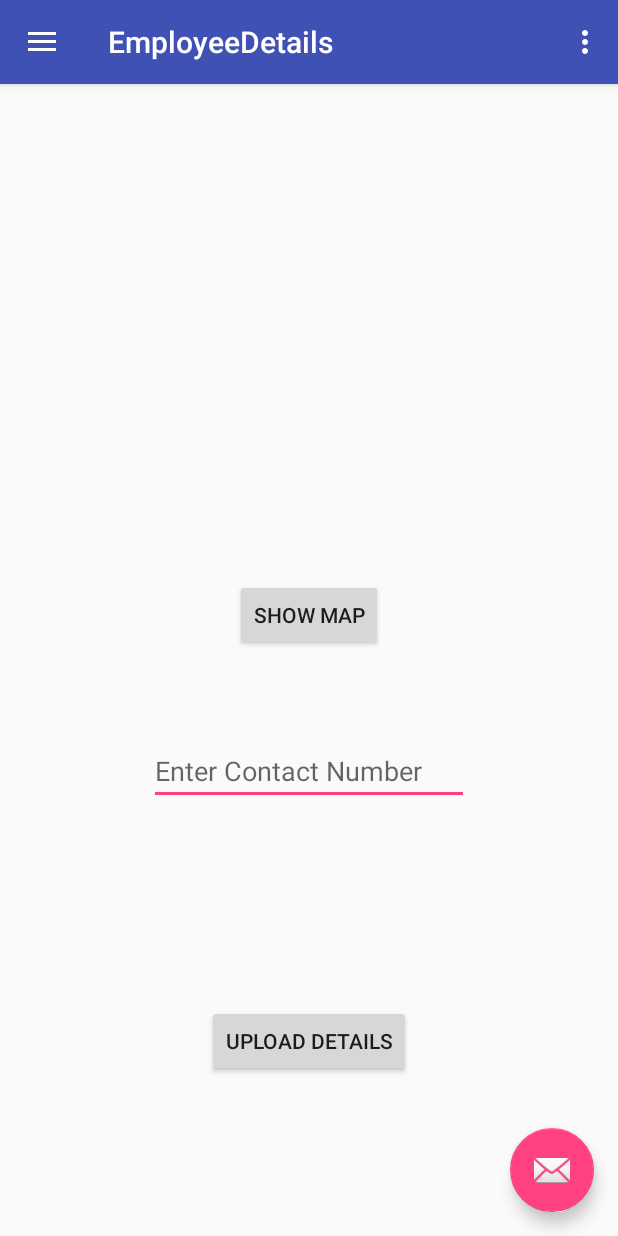
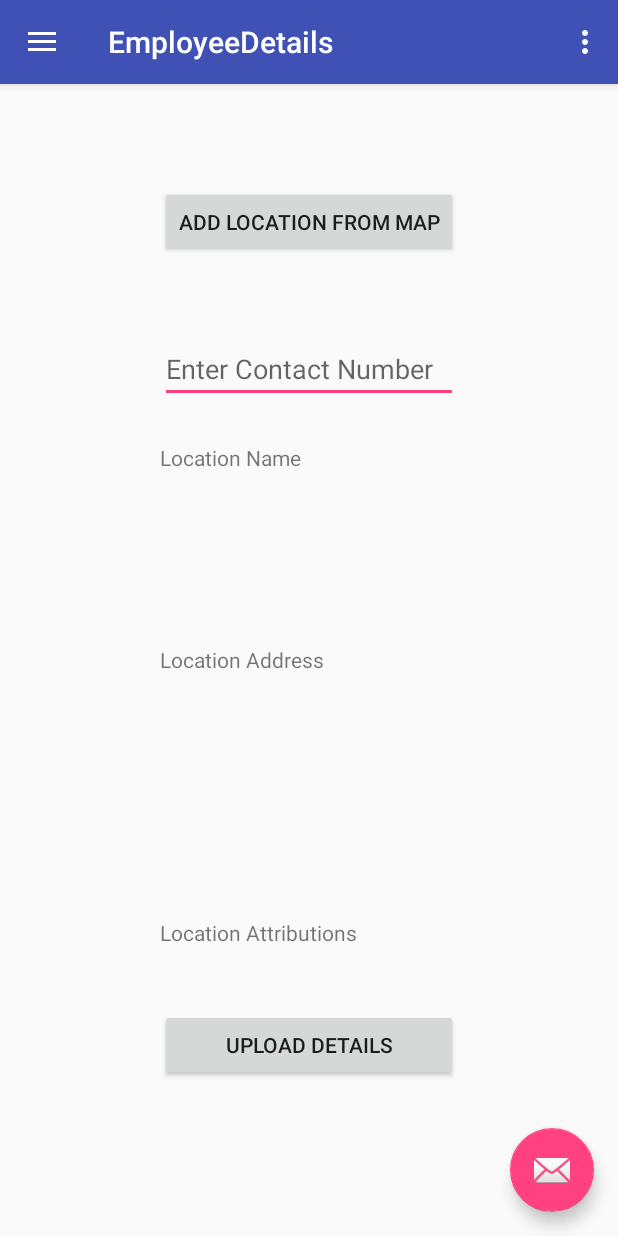
Before and after one commit to lakshesh96/EmployeeConnect, an Android app: the EmployeeDetails screen opened directly, with no data from a screen before it, on a phone screen of 412 x 824 dp. Run offline under Robolectric (Android 15) with nearby library versions, the phone set to English and light mode, and no system bars; our stand-ins replace Firebase (no records; nobody signed in at launch, a user with empty details on screens opened directly); 4 statements that could not run were skipped.

Commit message:
Google Maps Add Place for upload

```diff
--- a/app/src/main/AndroidManifest.xml
+++ b/app/src/main/AndroidManifest.xml
@@ -10,7 +10,6 @@
          Google Maps Android API v2, but you must specify either coarse or fine
          location permissions for the 'MyLocation' functionality.
     -->
-    <uses-permission android:name="android.permission.ACCESS_FINE_LOCATION" />
 
     <application
         android:allowBackup="true"
@@ -45,6 +44,7 @@
 
         <activity
             android:name=".MapsActivity"
+            android:theme="@style/AppTheme"
             android:label="@string/title_activity_maps"></activity>
     </application>
 
--- a/app/src/main/res/layout/activity_maps.xml
+++ b/app/src/main/res/layout/activity_maps.xml
@@ -1,3 +1,8 @@
+<RelativeLayout xmlns:android="http://schemas.android.com/apk/res/android"
+    xmlns:map="http://schemas.android.com/apk/res-auto"
+    tools:context="bank.axis.nearbyme.MapsActivity"
+    xmlns:tools="http://schemas.android.com/tools"  android:layout_height="match_parent"
+    android:layout_width="match_parent">
     <fragment xmlns:android="http://schemas.android.com/apk/res/android"
         xmlns:map="http://schemas.android.com/apk/res-auto"
         xmlns:tools="http://schemas.android.com/tools"
@@ -6,3 +11,4 @@
         android:layout_width="match_parent"
         android:layout_height="match_parent"
         tools:context="bank.axis.nearbyme.MapsActivity" />
+</RelativeLayout>
--- a/app/src/main/res/layout/content_employee_details.xml
+++ b/app/src/main/res/layout/content_employee_details.xml
@@ -12,10 +12,11 @@
         android:id="@+id/bt_upload_details"
         android:layout_width="wrap_content"
         android:layout_height="wrap_content"
+        android:layout_marginBottom="103dp"
+        android:text="Upload Details"
         android:layout_alignParentBottom="true"
-        android:layout_centerHorizontal="true"
-        android:layout_marginBottom="106dp"
-        android:text="Upload Details" />
+        android:layout_alignStart="@+id/bt_map"
+        android:layout_alignEnd="@+id/bt_map" />
 
     <EditText
         android:id="@+id/et_number"
@@ -24,16 +25,46 @@
         android:ems="10"
         android:hint="Enter Contact Number"
         android:inputType="textPersonName"
-        android:layout_above="@+id/bt_upload_details"
-        android:layout_centerHorizontal="true"
-        android:layout_marginBottom="133dp" />
+        android:layout_below="@+id/bt_map"
+        android:layout_marginTop="51dp"
+        android:layout_alignEnd="@+id/tv_location_name"
+        android:layout_alignStart="@+id/tv_location_name" />
 
     <Button
         android:id="@+id/bt_map"
         android:layout_width="wrap_content"
         android:layout_height="wrap_content"
-        android:layout_above="@+id/et_number"
+        android:layout_alignParentTop="true"
         android:layout_centerHorizontal="true"
-        android:layout_marginBottom="57dp"
-        android:text="Show Map" />
+        android:layout_marginTop="68dp"
+        android:text="Add Location from Map" />
+
+    <TextView
+        android:id="@+id/tv_location_name"
+        android:layout_width="wrap_content"
+        android:layout_height="wrap_content"
+        android:text="Location Name"
+        android:layout_alignTop="@+id/et_number"
+        android:layout_marginTop="72dp"
+        android:layout_alignEnd="@+id/tv_location_address"
+        android:layout_alignStart="@+id/tv_location_address" />
+
+    <TextView
+        android:id="@+id/tv_location_address"
+        android:layout_width="wrap_content"
+        android:layout_height="wrap_content"
+        android:layout_centerVertical="true"
+        android:text="Location Address"
+        android:layout_alignEnd="@+id/tv_location_attribution"
+        android:layout_alignStart="@+id/tv_location_attribution" />
+
+    <TextView
+        android:id="@+id/tv_location_attribution"
+        android:layout_width="wrap_content"
+        android:layout_height="wrap_content"
+        android:layout_above="@+id/bt_upload_details"
+        android:layout_marginBottom="41dp"
+        android:text="Location Attributions"
+        android:layout_alignStart="@+id/bt_upload_details"
+        android:layout_alignEnd="@+id/bt_upload_details" />
 </RelativeLayout>
--- a/app/src/main/res/menu/current_place_menu.xml
+++ b/app/src/main/res/menu/current_place_menu.xml
@@ -4,6 +4,6 @@
     xmlns:app="http://schemas.android.com/apk/res-auto">
     <item
         android:id="@+id/option_get_place"
-        android:title="option_get_place"
+        android:title="GET PLACE"
         app:showAsAction="always"/>
 </menu>
```
Also changed, not shown: app/src/main/java/bank/axis/nearbyme/EmployeeDetails.java (+47 -3 lines), app/src/main/java/bank/axis/nearbyme/MapsActivity.java (+9 -5 lines). Lines whose indentation alone changed are shown as unchanged.
